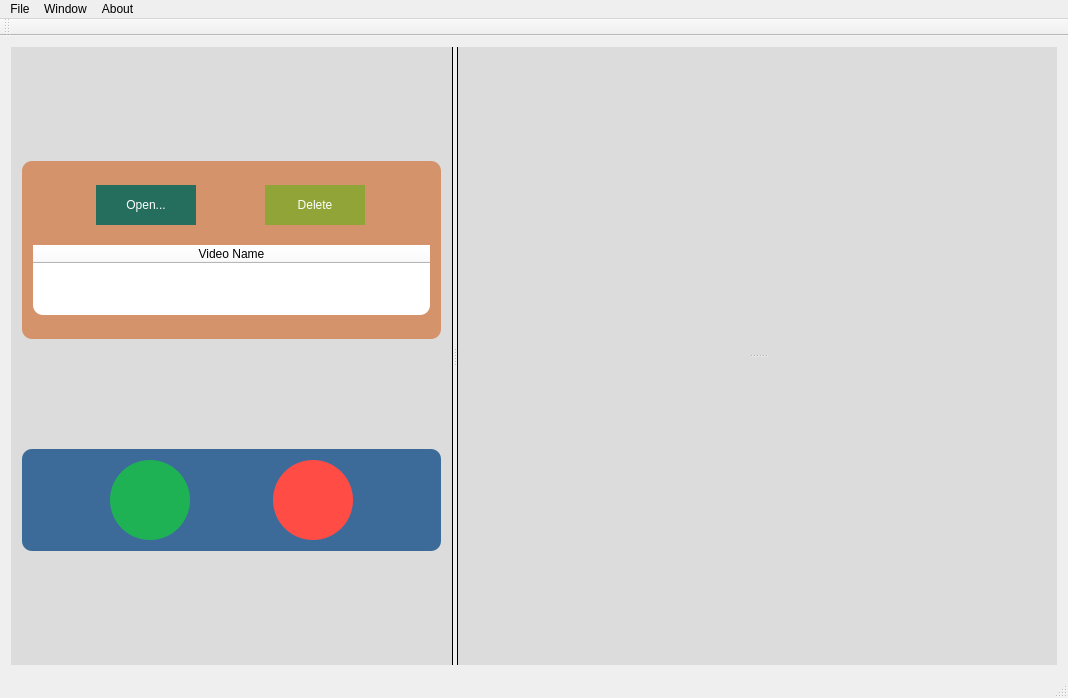
meng-han/autoVehicleCounting, file autoVehicleCounting/mainwindow.ui: the form before one commit.
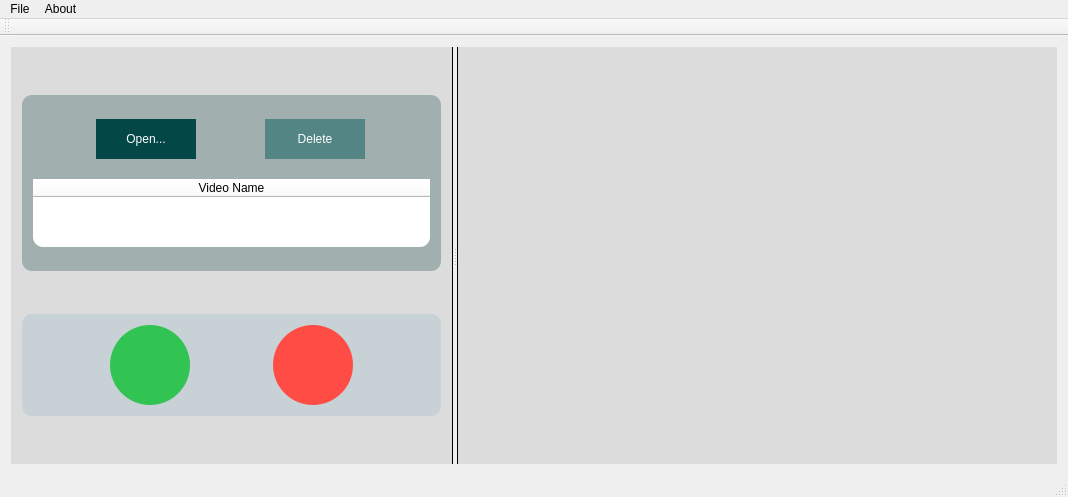
The form after the commit. Custom widgets are drawn as their Qt base class.

```diff
--- a/autoVehicleCounting/mainwindow.ui
+++ b/autoVehicleCounting/mainwindow.ui
@@ -7,7 +7,7 @@
     <x>0</x>
     <y>0</y>
     <width>1068</width>
-    <height>698</height>
+    <height>497</height>
    </rect>
   </property>
   <property name="windowTitle">
@@ -53,7 +53,7 @@
           <property name="styleSheet">
            <string notr="true">QFrame{
 border-radius: 10px;
-background:#D4936A;
+background:#A1AFAF;
 }</string>
           </property>
           <property name="frameShape">
@@ -85,7 +85,7 @@
               <widget class="QPushButton" name="openPushButton">
                <property name="styleSheet">
                 <string notr="true">QPushButton {
-     background-color:#256E5E;
+     background-color:#034747;
 	border:none;
 color:white;
  max-width:100px;
@@ -115,7 +115,7 @@
               <widget class="QPushButton" name="pushButton">
                <property name="styleSheet">
                 <string notr="true">QPushButton {
-     background-color:#91A437;
+     background-color:#538585;
 	border:none;
 color:white;
  max-width:100px;
@@ -227,7 +227,7 @@
           <property name="styleSheet">
            <string notr="true">QFrame{
 border-radius: 10px;
-background:#3D6B99;
+background:#C7D1D6;
 }</string>
           </property>
           <property name="frameShape">
@@ -241,7 +241,7 @@
             <widget class="QPushButton" name="runPushButton">
              <property name="styleSheet">
               <string notr="true">QPushButton {
-      background-color: #1FB255;
+      background-color: #31C453;
 
  border-radius:40px;
 
@@ -342,7 +342,6 @@
         </property>
         <zorder>frame</zorder>
        </widget>
-       <widget class="QCustomPlot" name="vehiclesWidget" native="true"/>
       </widget>
      </widget>
     </item>
@@ -367,18 +366,12 @@
     <addaction name="actionRun"/>
     <addaction name="actionStop"/>
    </widget>
-   <widget class="QMenu" name="menuWindow">
-    <property name="title">
-     <string>Window</string>
-    </property>
-   </widget>
    <widget class="QMenu" name="menuAbout">
     <property name="title">
      <string>About</string>
     </property>
    </widget>
    <addaction name="menuFile"/>
-   <addaction name="menuWindow"/>
    <addaction name="menuAbout"/>
   </widget>
   <widget class="QToolBar" name="mainToolBar">
```
Left out of the diff: 13 changed lines with no effect on the pictures.
